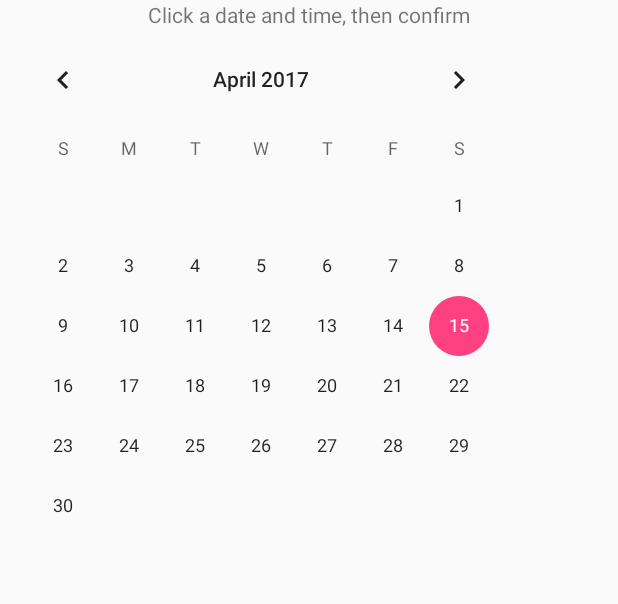
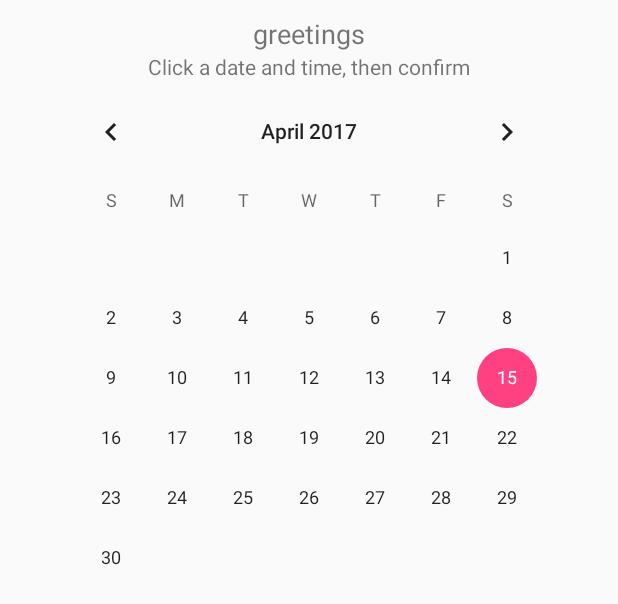
Before and after one commit to Red-French/ScheduleIt, an Android app: the layout activity_booking.xml on its own in the app's theme, with its tools: preview values and no code run, on a phone screen of 412 x 824 dp. Shown: the top 604 px of the screen. Run offline under Robolectric (Android 15) with nearby library versions, the phone set to English and light mode, and no system bars; network calls fail.

Commit message:
uncomment TextView for user greeting

```diff
--- a/app/src/main/res/layout/activity_booking.xml
+++ b/app/src/main/res/layout/activity_booking.xml
@@ -7,32 +7,33 @@
     android:layout_height="match_parent"
     tools:context="net.redfrench.scheduleit.BookingActivity">
 
-    <!--<TextView-->
-        <!--android:id="@+id/tvGreeting"-->
-        <!--android:layout_width="wrap_content"-->
-        <!--android:layout_height="wrap_content"-->
-        <!--android:layout_alignParentTop="true"-->
-        <!--android:layout_centerHorizontal="true"-->
-        <!--android:layout_marginBottom="0dp"-->
-        <!--android:layout_marginTop="10dp"-->
-        <!--android:text="greetings"-->
-        <!--android:textSize="18sp"/>-->
+    <TextView
+        android:id="@+id/tvGreeting"
+        android:layout_width="wrap_content"
+        android:layout_height="wrap_content"
+        android:layout_alignParentTop="true"
+        android:layout_centerHorizontal="true"
+        android:layout_marginBottom="0dp"
+        android:layout_marginTop="10dp"
+        android:text="greetings"
+        android:textSize="18sp"/>
 
     <TextView
         android:id="@+id/tvWelcome"
         android:layout_width="wrap_content"
         android:layout_height="wrap_content"
-        android:layout_centerHorizontal="true"
-        android:layout_marginTop="0dp"
         android:paddingLeft="10dp"
         android:paddingRight="10dp"
         android:text="Click a date and time, then confirm"
-        android:textSize="14sp"/>
+        android:textSize="14sp"
+        android:layout_below="@id/tvGreeting"
+        android:layout_centerHorizontal="true"/>
 
     <ScrollView
         android:id="@+id/calScroll"
         android:layout_width="wrap_content"
         android:layout_height="wrap_content"
+        android:layout_centerHorizontal="true"
         android:layout_below="@id/tvWelcome">
         <CalendarView
             android:id="@+id/calendar"
@@ -42,7 +43,7 @@
     </ScrollView>
 
     <ListView
-        android:id="@+id/timeslots"
+        android:id="@+id/timeSlotsView"
         android:layout_width="wrap_content"
         android:layout_height="wrap_content"
         android:layout_below="@id/calScroll"
```
